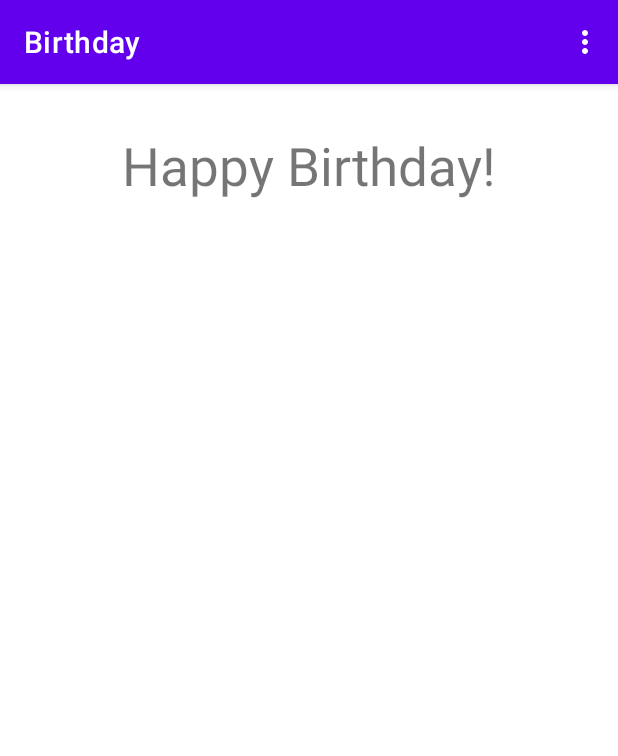
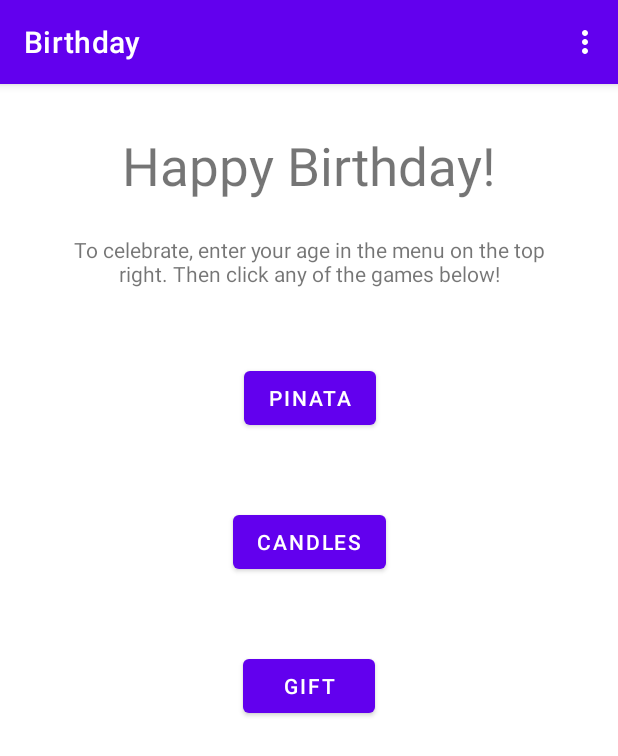
Before and after one commit to victorialei21/Birthday, an Android app: the screen it shows after launch (MainActivity), on a phone screen of 412 x 824 dp. Shown: the top 756 px of the screen. Run offline under Robolectric (Android 15) with nearby library versions, the phone set to English and light mode, and no system bars.

Commit message:
redid menu and buttonss (still need to work on entering age)

```diff
--- a/app/src/main/res/layout/activity_main.xml
+++ b/app/src/main/res/layout/activity_main.xml
@@ -7,14 +7,62 @@
     tools:context=".MainActivity">
 
     <TextView
+        android:id="@+id/textView"
         android:layout_width="wrap_content"
         android:layout_height="wrap_content"
         android:text="Happy Birthday!"
-        android:textSize="35dp"
+        android:textSize="35sp"
         app:layout_constraintBottom_toBottomOf="parent"
         app:layout_constraintLeft_toLeftOf="parent"
         app:layout_constraintRight_toRightOf="parent"
         app:layout_constraintTop_toTopOf="parent"
         app:layout_constraintVertical_bias="0.043" />
 
+    <TextView
+        android:id="@+id/textView2"
+        android:layout_width="316dp"
+        android:layout_height="38dp"
+        android:layout_marginTop="21dp"
+        android:gravity="center"
+        android:text="To celebrate, enter your age in the menu on the top right. Then click any of the games below!"
+        app:layout_constraintEnd_toEndOf="parent"
+        app:layout_constraintHorizontal_bias="0.5"
+        app:layout_constraintStart_toStartOf="parent"
+        app:layout_constraintTop_toBottomOf="@+id/textView" />
+
+    <Button
+        android:id="@+id/pinataButton"
+        android:layout_width="wrap_content"
+        android:layout_height="wrap_content"
+        android:layout_marginTop="48dp"
+        android:text="Pinata"
+        android:onClick="showGame"
+        app:layout_constraintEnd_toEndOf="parent"
+        app:layout_constraintHorizontal_bias="0.503"
+        app:layout_constraintStart_toStartOf="parent"
+        app:layout_constraintTop_toBottomOf="@+id/textView2" />
+
+    <Button
+        android:id="@+id/candlesButton"
+        android:layout_width="wrap_content"
+        android:layout_height="wrap_content"
+        android:layout_marginTop="48dp"
+        android:text="Candles"
+        android:onClick="showGame"
+        app:layout_constraintEnd_toEndOf="parent"
+        app:layout_constraintStart_toStartOf="parent"
+        app:layout_constraintTop_toBottomOf="@+id/pinataButton" />
+
+    <Button
+        android:id="@+id/giftButton"
+        android:layout_width="wrap_content"
+        android:layout_height="wrap_content"
+        android:layout_marginTop="48dp"
+        android:text="Gift"
+        android:onClick="showGame"
+        app:layout_constraintEnd_toEndOf="parent"
+        app:layout_constraintHorizontal_bias="0.501"
+        app:layout_constraintStart_toStartOf="parent"
+        app:layout_constraintTop_toBottomOf="@+id/candlesButton" />
+
 </androidx.constraintlayout.widget.ConstraintLayout>
--- a/app/src/main/res/menu/main_menu.xml
+++ b/app/src/main/res/menu/main_menu.xml
@@ -1,9 +1,5 @@
 <?xml version="1.0" encoding="utf-8"?>
 <menu xmlns:android="http://schemas.android.com/apk/res/android">
-    <item android:title="Pinata"
-        android:id="@+id/pinata"> </item>
-    <item android:title="Candles"
-        android:id="@+id/candles"> </item>
-    <item android:title="Gift"
-        android:id="@+id/gift"> </item>
+    <item android:title="Age"
+        android:id="@+id/age"> </item>
 </menu>
--- a/build.gradle
+++ b/build.gradle
@@ -1,7 +1,7 @@
 // Top-level build file where you can add configuration options common to all sub-projects/modules.
 plugins {
-    id 'com.android.application' version '7.1.0' apply false
-    id 'com.android.library' version '7.1.0' apply false
+    id 'com.android.application' version '7.1.1' apply false
+    id 'com.android.library' version '7.1.1' apply false
     id 'org.jetbrains.kotlin.android' version '1.6.10' apply false
 }
 
```
Also changed, not shown: app/src/main/java/com/example/birthday/MainActivity.kt (+21 -8 lines), app/src/main/res/layout/activity_candles.xml (+12 -0 lines).
